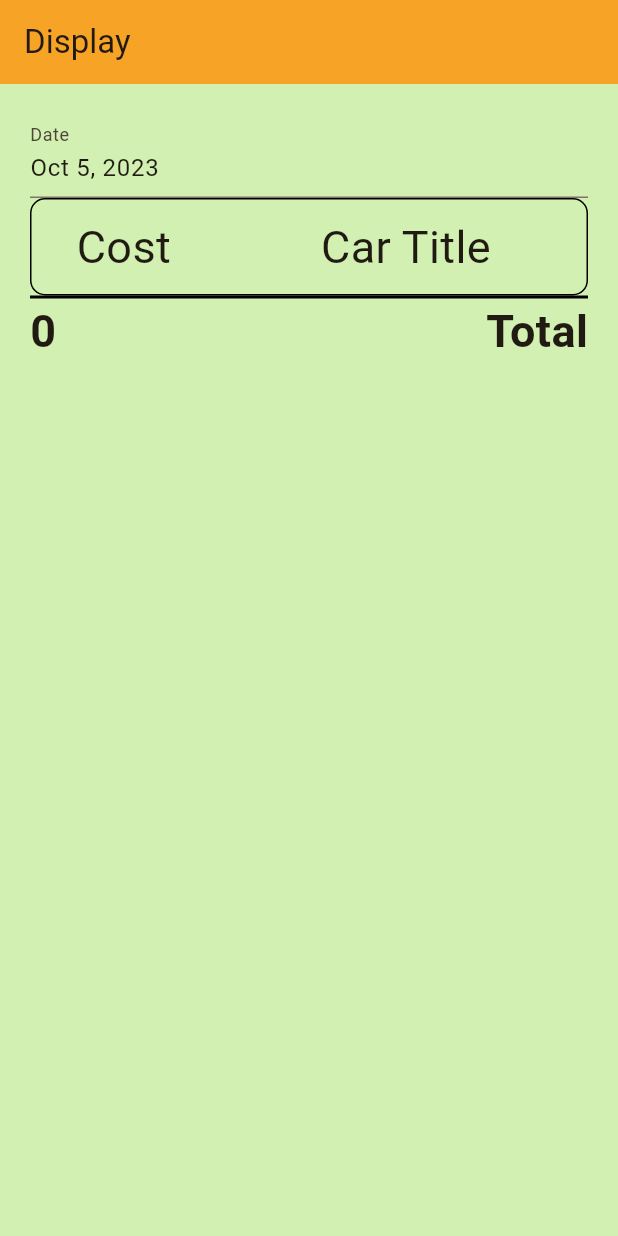
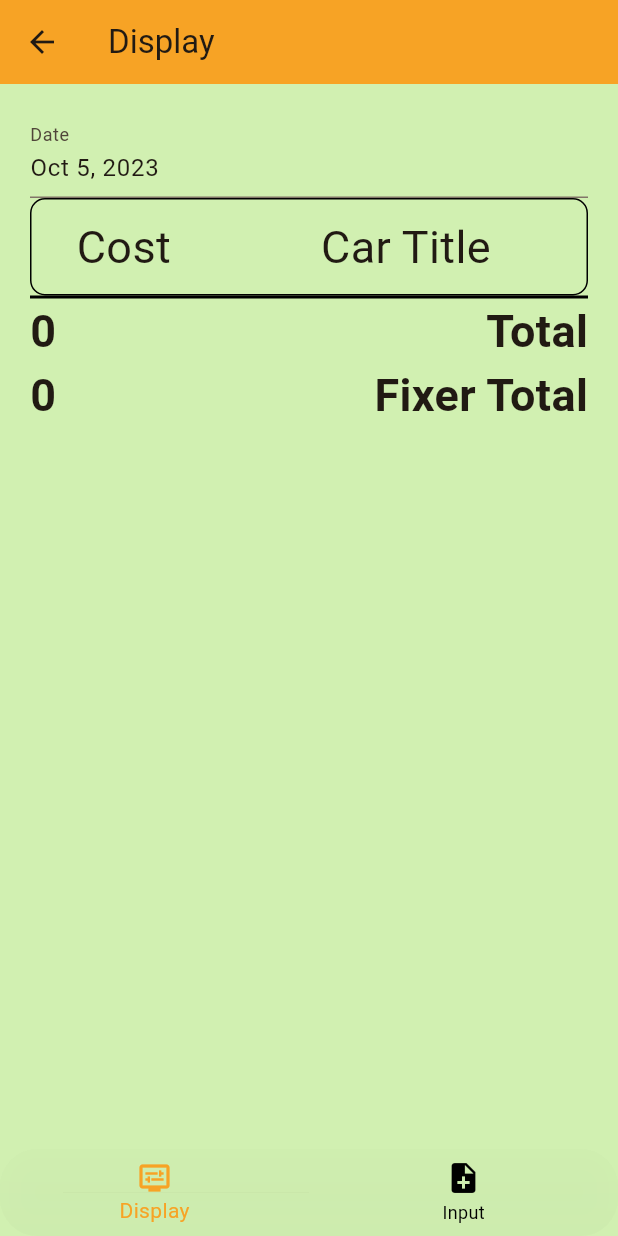
Before and after one commit to MohammedEmadSelim/abd_el_rahman, a Flutter app: the DisplayScreen screen opened directly, on a phone screen of 412 x 824 dp. Run offline on Flutter 3.47's test engine with Material 2 defaults, Android fonts, the phone set to English and light mode, and no system bars; drawn by our look-alikes of date_time_picker; our stand-ins replace cloud_firestore, firebase_core; accounts and stored records are empty.

Commit message:
fourth commit

```diff
--- a/lib/main.dart
+++ b/lib/main.dart
@@ -28,8 +28,8 @@ class MyApp extends StatelessWidget {
         colorScheme: ColorScheme.fromSeed(seedColor:yellow),
         useMaterial3: true,
       ),
-      home: DisplayScreen(title: 'Display',)
-      // home: WriteScreen(titleApp: 'input '),
+      // home: DisplayScreen(title: 'Display',)
+      home: WriteScreen(titleApp: 'input '),
     );
   }
 }
--- a/lib/screens/colors.dart
+++ b/lib/screens/colors.dart
@@ -7,3 +7,4 @@ const Color whiteGreen =  Color.fromARGB(255, 209, 240, 177);
 const Color white = Colors.white;
 const Color black = Colors.black;
 const Color yellow = Color.fromARGB(255,247, 163, 37);
+const Color navBarColor = Color.fromARGB(100, 209, 240, 177);
--- a/lib/screens/display_screen.dart
+++ b/lib/screens/display_screen.dart
@@ -1,9 +1,8 @@
-import 'package:cloud_firestore/cloud_firestore.dart';
 import 'package:date_time_picker/date_time_picker.dart';
 import 'package:flutter/material.dart';
 import '../database/firestore.dart';
 import 'colors.dart';
-import 'widgets.dart';
+import 'navBar.dart';
 
 class DisplayScreen extends StatefulWidget {
   final String title;
@@ -16,10 +15,15 @@ class DisplayScreen extends StatefulWidget {
 class _DisplayScreenState extends State<DisplayScreen> {
   DateTime dateTimePikerDate = DateTime.now();
   TextStyle? tableFont = const TextStyle(fontSize: 30);
+  @override
+  void initState() {
+    super.initState();
+  }
 
   @override
   Widget build(BuildContext context) {
-  int total = 0;
+    int total = 0;
+    int fixerTotal = 0;
 
     //diplaying from database
     return StreamBuilder(
@@ -40,6 +44,7 @@ class _DisplayScreenState extends State<DisplayScreen> {
             //calculate total cost in one day
             for (int i = 0; i < snapshot.data!.length; i++) {
               total += int.parse(snapshot.data![i].carCost!);
+              fixerTotal += (snapshot.data![i].fixerCost ?? 0).toInt();
             }
             return Container(
               color: whiteGreen,
@@ -61,7 +66,7 @@ class _DisplayScreenState extends State<DisplayScreen> {
                             dateLabelText: 'Date',
                             onChanged: (value) {
                               setState(() {
-                              dateTimePikerDate = DateTime.parse(value);
+                                dateTimePikerDate = DateTime.parse(value);
                                 // dateTimePikerDate;
                                 // total = 0;
                               });
@@ -108,10 +113,22 @@ class _DisplayScreenState extends State<DisplayScreen> {
                                       '${snapshot.data![index].carCost}',
                                       style: tableFont,
                                     ),
-                                    const SizedBox(width: 130),
-                                    Text(
-                                      '${snapshot.data![index].carTitle}',
-                                      style: tableFont,
+                                    const SizedBox(width: 95),
+                                    Container(
+                                      width: 170,
+                                      child: Column(
+                                        // mainAxisAlignment: MainAxisAlignment.start,
+                                        crossAxisAlignment:
+                                            CrossAxisAlignment.center,
+                                        children: [
+                                          Text(
+                                            '${snapshot.data![index].carTitle}',
+                                            style: tableFont,
+                                          ),
+                                          Text(
+                                              '${snapshot.data![index].carOwnerName}')
+                                        ],
+                                      ),
                                     ),
                                   ],
                                 ),
@@ -132,15 +149,28 @@ class _DisplayScreenState extends State<DisplayScreen> {
                           Row(
                             mainAxisAlignment: MainAxisAlignment.spaceBetween,
                             children: [
-
                               Text(
                                 '$total ',
                                 style: const TextStyle(
                                     fontSize: 30, fontWeight: FontWeight.bold),
                               ),
-
                               const Text(
                                 'Total',
+                                style: TextStyle(
+                                    fontSize: 30, fontWeight: FontWeight.bold),
+                              )
+                            ],
+                          ),
+                          Row(
+                            mainAxisAlignment: MainAxisAlignment.spaceBetween,
+                            children: [
+                              Text(
+                                '$fixerTotal ',
+                                style: const TextStyle(
+                                    fontSize: 30, fontWeight: FontWeight.bold),
+                              ),
+                              const Text(
+                                'Fixer Total',
                                 style: TextStyle(
                                     fontSize: 30, fontWeight: FontWeight.bold),
                               )
@@ -149,6 +179,9 @@ class _DisplayScreenState extends State<DisplayScreen> {
                         ],
                       ),
                     ),
+                  ),
+                  bottomNavigationBar: NavBar(
+                    selectedIndex: 0,
                   ),
                 ),
               ),
--- /dev/null
+++ b/lib/screens/navBar.dart
@@ -0,0 +1,53 @@
+import 'package:flutter/material.dart';
+
+import 'colors.dart';
+import 'display_screen.dart';
+import 'write_screen.dart';
+
+class NavBar extends StatelessWidget {
+  int selectedIndex;
+  NavBar({required this.selectedIndex});
+
+  @override
+  Widget build(BuildContext context) {
+    return ClipRRect(
+      borderRadius: const BorderRadius.only(
+        topLeft: Radius.circular(25),
+        topRight: Radius.circular(25),
+        bottomLeft: Radius.circular(25),
+        bottomRight: Radius.circular(25),
+      ),
+      child: BottomNavigationBar(
+        unselectedItemColor: black,
+        elevation: 100,
+        backgroundColor: navBarColor,
+        selectedItemColor: yellow,
+        currentIndex: selectedIndex ?? 1,
+        type: BottomNavigationBarType.fixed,
+        items: const [
+          BottomNavigationBarItem(
+              icon: Icon(Icons.display_settings),
+              label: 'Display',
+              backgroundColor: white),
+          BottomNavigationBarItem(
+              icon: Icon(Icons.note_add),
+              label: 'Input',
+              backgroundColor: white),
+        ],
+        onTap: (value) {
+          if (value == 0) {
+            selectedIndex = 0;
+            Navigator.push(context, MaterialPageRoute(builder: (context) {
+              return DisplayScreen(title: 'Display');
+            }));
+          } else if (value == 1) {
+            selectedIndex = 1;
+            Navigator.push(context, MaterialPageRoute(builder: (context) {
+              return WriteScreen(titleApp: 'Input');
+            }));
+          }
+        },
+      ),
+    );
+  }
+}
```
Also changed, not shown: lib/database/firestore.dart (+37 -10 lines), lib/models/car_model.dart (+27 -4 lines), lib/models/medicin_class.dart (deleted, +0 -12 lines), lib/screens/widgets.dart (deleted, +0 -37 lines), lib/screens/write_screen.dart (+85 -6 lines), 3 other files.
